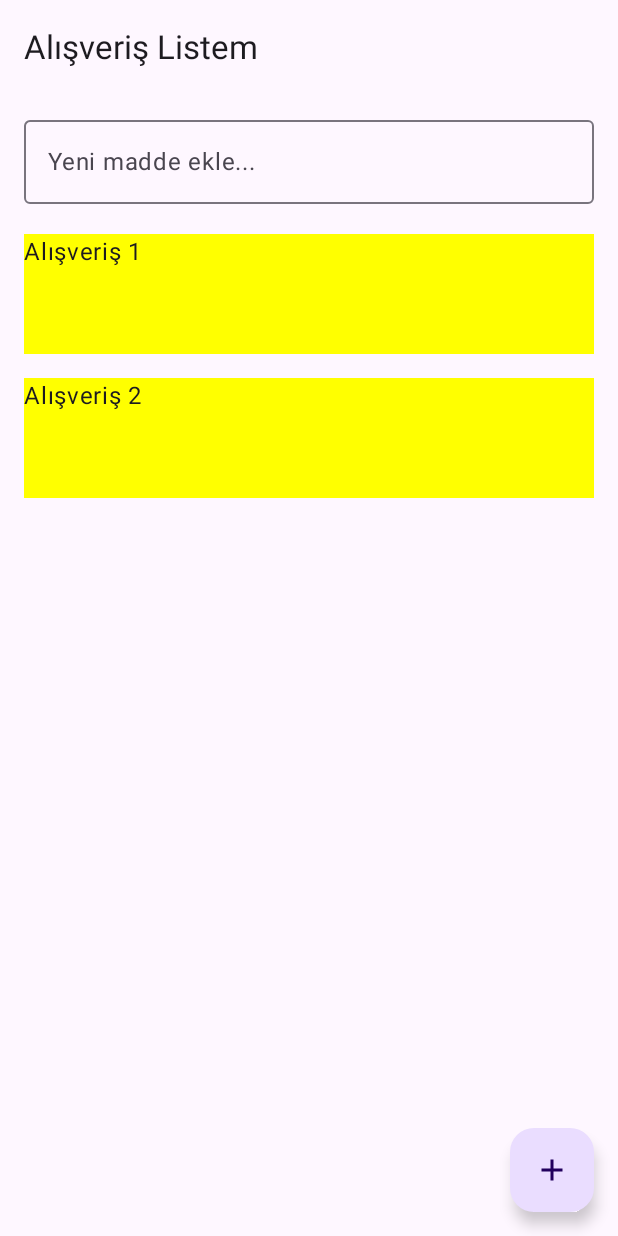
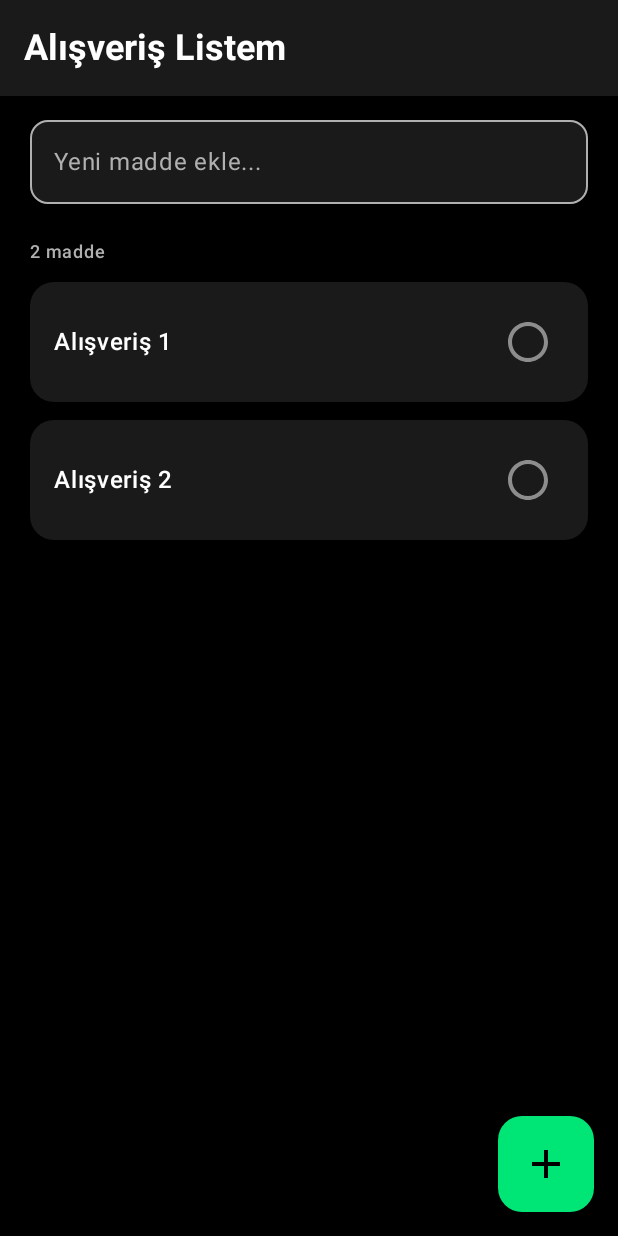
Before and after one commit to bymaskeli53/ShopList, an Android app built with Jetpack Compose: the screen it shows after launch (MainActivity), after a tap on "Alışveriş 1", on a phone screen of 412 x 824 dp. Run offline under Robolectric (Android 15) with nearby library versions, the phone set to English and light mode, and no system bars; our stand-ins replace Compose Multiplatform resources; libraries missing offline, so code that uses them is left out: shoplist.composeapp.generated.

Commit message:
refactor: Redesign Shopping List UI and add dependencies
This commit introduces a complete visual overhaul of the shopping list screen for a more modern, high-contrast look and feel. It also adds necessary dependencies for lifecycle and navigation.

### UI Changes:
- **High-Contrast Theme:** Implemented a new color scheme with a black background, dark gray surfaces, bright green accents, and white text for improved readability.
- **`ShopListScreen.kt`:**
    - The `TopAppBar` and `FloatingActionButton` are restyled to match the new theme.
    - The `OutlinedTextField` for adding new items has been updated with improved styling, including rounded corners and theme-consistent colors.
    - An item count is now displayed above the list.
    - Padding and spacing have been adjusted for a cleaner layout.
- **`ItemRow.kt`:**
    - Replaced the basic `Row` with a `Card`-based design for each item, featuring rounded corners and elevation.
    - The `Checkbox` is replaced with a custom `Icon` (`CheckCircle` / `Circle`) for a more polished look.
    - Text now has a line-through decoration when an item is marked as "bought".
    - Touch targets for interactive elements have been increased to meet accessibility standards.

### Dependency Changes:
- **`gradle/libs.versions.toml`:**
    - Added versions for `navigation-compose`, `lifecycle-runtime`, and `lifecycle-compose`.
    - Added new library definitions for `navigation-compose`, `lifecycle-viewmodel-compose`, and `lifecycle-runtime-compose`.
- **`composeApp/build.gradle.kts`:**
    - Implemented the new lifecycle and navigation compose dependencies in the `commonMain` source set.

```diff
--- a/composeApp/build.gradle.kts
+++ b/composeApp/build.gradle.kts
@@ -47,6 +47,11 @@ kotlin {
             implementation(libs.androidx.lifecycle.viewmodelCompose)
             implementation(libs.androidx.lifecycle.runtimeCompose)
             implementation("org.jetbrains.compose.material:material-icons-extended:1.7.3")
+            implementation(libs.lifecycle.viewmodel.compose)
+            implementation(libs.androidx.lifecycle.runtime)
+            implementation(libs.lifecycle.runtime.compose)
+            implementation(libs.navigation.compose)
+
 
         }
         commonTest.dependencies {
--- a/composeApp/src/commonMain/kotlin/com/gundogar/shoplist/ItemRow.kt
+++ b/composeApp/src/commonMain/kotlin/com/gundogar/shoplist/ItemRow.kt
@@ -1,32 +1,94 @@
 package com.gundogar.shoplist
 
-import androidx.compose.foundation.background
 import androidx.compose.foundation.clickable
 import androidx.compose.foundation.layout.*
-import androidx.compose.material3.Checkbox
+import androidx.compose.foundation.shape.RoundedCornerShape
+import androidx.compose.material.icons.Icons
+import androidx.compose.material.icons.filled.CheckCircle
+import androidx.compose.material.icons.outlined.Circle
+import androidx.compose.material3.Card
+import androidx.compose.material3.CardDefaults
+import androidx.compose.material3.Icon
 import androidx.compose.material3.MaterialTheme
 import androidx.compose.material3.Text
-
 import androidx.compose.runtime.Composable
+import androidx.compose.ui.Alignment
 import androidx.compose.ui.Modifier
+import androidx.compose.ui.draw.alpha
 import androidx.compose.ui.graphics.Color
+import androidx.compose.ui.text.font.FontWeight
+import androidx.compose.ui.text.style.TextDecoration
 import androidx.compose.ui.unit.dp
 
 
 @Composable
-fun ItemRow(item: ShoppingItem, onToggle: (ShoppingItem) -> Unit) {
-    Row(
+fun ItemRow(
+    item: ShoppingItem,
+    onToggle: (ShoppingItem) -> Unit,
+    backgroundColor: Color,
+    textColor: Color,
+    accentColor: Color
+) {
+    Card(
         modifier = Modifier
             .fillMaxWidth()
-            .padding(vertical = 8.dp),
-        horizontalArrangement = Arrangement.Start
+            .heightIn(min = 72.dp) // Minimum touch target
+            .clickable { onToggle(item) },
+        shape = RoundedCornerShape(16.dp),
+        colors = CardDefaults.cardColors(
+            containerColor = backgroundColor
+        ),
+        elevation = CardDefaults.cardElevation(
+            defaultElevation = 2.dp,
+            pressedElevation = 8.dp
+        )
     ) {
-        Column(modifier = Modifier.weight(1f).height(80.dp).clickable { onToggle(item) }.background(color = Color.Yellow)) {
-            Text(text = item.title, style = MaterialTheme.typography.bodyLarge)
-            if (item.amount.isNotBlank()) {
-                Text(text = item.amount, style = MaterialTheme.typography.labelSmall)
+        Row(
+            modifier = Modifier
+                .fillMaxWidth()
+                .padding(16.dp),
+            horizontalArrangement = Arrangement.SpaceBetween,
+            verticalAlignment = Alignment.CenterVertically
+        ) {
+            // Item content
+            Column(
+                modifier = Modifier
+                    .weight(1f)
+                    .padding(end = 16.dp)
+                    .alpha(if (item.bought) 0.5f else 1f)
+            ) {
+                Text(
+                    text = item.title,
+                    style = MaterialTheme.typography.bodyLarge,
+                    fontWeight = FontWeight.Medium,
+                    color = textColor,
+                    textDecoration = if (item.bought) TextDecoration.LineThrough else null
+                )
+
+                if (item.amount.isNotBlank()) {
+                    Spacer(modifier = Modifier.height(4.dp))
+                    Text(
+                        text = item.amount,
+                        style = MaterialTheme.typography.bodyMedium,
+                        color = textColor.copy(alpha = 0.7f),
+                        textDecoration = if (item.bought) TextDecoration.LineThrough else null
+                    )
+                }
+            }
+
+            // Checkbox icon with minimum touch target
+            Box(
+                modifier = Modifier
+                    .size(48.dp), // Minimum 48dp touch target
+                contentAlignment = Alignment.Center
+            ) {
+                Icon(
+                    imageVector = if (item.bought) Icons.Filled.CheckCircle else Icons.Outlined.Circle,
+                    contentDescription = if (item.bought) "Marked as bought" else "Not bought",
+                    tint = if (item.bought) accentColor else textColor.copy(alpha = 0.5f),
+                    modifier = Modifier.size(32.dp)
+                )
             }
         }
-// overflow menu / edit icon eklenebilir
     }
 }
--- a/composeApp/src/commonMain/kotlin/com/gundogar/shoplist/ShopListScreen.kt
+++ b/composeApp/src/commonMain/kotlin/com/gundogar/shoplist/ShopListScreen.kt
@@ -1,20 +1,17 @@
 package com.gundogar.shoplist
 
+import androidx.compose.foundation.background
 import androidx.compose.foundation.layout.*
 import androidx.compose.foundation.lazy.LazyColumn
 import androidx.compose.foundation.lazy.items
+import androidx.compose.foundation.shape.RoundedCornerShape
 import androidx.compose.material.icons.Icons
 import androidx.compose.material.icons.filled.Add
-
-import androidx.compose.material3.ExperimentalMaterial3Api
-import androidx.compose.material3.FloatingActionButton
-import androidx.compose.material3.Icon
-import androidx.compose.material3.OutlinedTextField
-import androidx.compose.material3.Scaffold
-import androidx.compose.material3.Text
-import androidx.compose.material3.TopAppBar
+import androidx.compose.material3.*
 import androidx.compose.runtime.*
 import androidx.compose.ui.Modifier
+import androidx.compose.ui.graphics.Color
+import androidx.compose.ui.text.font.FontWeight
 import androidx.compose.ui.unit.dp
 
 
@@ -28,35 +25,114 @@ fun ShoppingListScreen(
 ) {
     var newText by remember { mutableStateOf("") }
 
-
+    // High-contrast color scheme
+    val backgroundColor = Color(0xFF000000) // Pure black
+    val surfaceColor = Color(0xFF1A1A1A) // Dark gray
+    val accentColor = Color(0xFF00E676) // Bright green
+    val textPrimary = Color(0xFFFFFFFF) // White text
+    val textSecondary = Color(0xFFB0B0B0) // Light gray text
 
     Scaffold(
         topBar = {
-            TopAppBar(title = { Text("Alışveriş Listem") })
+            TopAppBar(
+                title = {
+                    Text(
+                        "Alışveriş Listem",
+                        style = MaterialTheme.typography.headlineSmall,
+                        fontWeight = FontWeight.Bold,
+                        color = textPrimary
+                    )
+                },
+                colors = TopAppBarDefaults.topAppBarColors(
+                    containerColor = surfaceColor,
+                    titleContentColor = textPrimary
+                )
+            )
         },
         floatingActionButton = {
-            FloatingActionButton(onClick = { if (newText.isNotBlank()) { onAddItem(newText); newText = "" } }) {
-               Icon(Icons.Default.Add, contentDescription = "Add")
-               // Text("")
-
+            FloatingActionButton(
+                onClick = {
+                    if (newText.isNotBlank()) {
+                        onAddItem(newText)
+                        newText = ""
+                    }
+                },
+                containerColor = accentColor,
+                contentColor = Color.Black,
+                modifier = Modifier.size(64.dp) // Minimum 48dp touch target
+            ) {
+                Icon(
+                    Icons.Default.Add,
+                    contentDescription = "Add item",
+                    modifier = Modifier.size(32.dp)
+                )
             }
-        }
+        },
+        containerColor = backgroundColor
     ) { padding ->
-        Column(modifier = modifier.padding(padding).fillMaxSize().padding(16.dp)) {
+        Column(
+            modifier = modifier
+                .padding(padding)
+                .fillMaxSize()
+                .background(backgroundColor)
+                .padding(horizontal = 20.dp, vertical = 16.dp)
+        ) {
+            // Input field with improved styling
             OutlinedTextField(
                 value = newText,
                 onValueChange = { newText = it },
-                placeholder = { Text("Yeni madde ekle...") },
-                modifier = Modifier.fillMaxWidth()
+                placeholder = {
+                    Text(
+                        "Yeni madde ekle...",
+                        color = textSecondary
+                    )
+                },
+                modifier = Modifier
+                    .fillMaxWidth()
+                    .heightIn(min = 56.dp), // Minimum touch target height
+                colors = OutlinedTextFieldDefaults.colors(
+                    focusedTextColor = textPrimary,
+                    unfocusedTextColor = textPrimary,
+                    focusedBorderColor = accentColor,
+                    unfocusedBorderColor = textSecondary,
+                    cursorColor = accentColor,
+                    focusedContainerColor = surfaceColor,
+                    unfocusedContainerColor = surfaceColor
+                ),
+                shape = RoundedCornerShape(12.dp),
+                textStyle = MaterialTheme.typography.bodyLarge
             )
 
+            Spacer(modifier = Modifier.height(24.dp))
 
-            Spacer(modifier = Modifier.height(12.dp))
+            // Item count indicator
+            if (items.isNotEmpty()) {
+                Text(
+                    text = "${items.size} madde",
+                    style = MaterialTheme.typography.labelMedium,
+                    color = textSecondary,
+                    modifier = Modifier.padding(bottom = 12.dp)
+                )
+            }
 
+            // Shopping list
+            LazyColumn(
+                modifier = Modifier.fillMaxSize(),
+                verticalArrangement = Arrangement.spacedBy(12.dp)
+            ) {
+                items(items) { item ->
+                    ItemRow(
+                        item = item,
+                        onToggle = { onToggleBought(it) },
+                        backgroundColor = surfaceColor,
+                        textColor = textPrimary,
+                        accentColor = accentColor
+                    )
+                }
 
-            LazyColumn(modifier = Modifier.fillMaxSize()) {
-                items(items) { item ->
-                    ItemRow(item = item, onToggle = { onToggleBought(it) })
+                // Bottom padding for FAB
+                item {
+                    Spacer(modifier = Modifier.height(80.dp))
                 }
             }
         }
--- a/gradle/libs.versions.toml
+++ b/gradle/libs.versions.toml
@@ -14,6 +14,10 @@ composeMultiplatform = "1.8.2"
 junit = "4.13.2"
 kotlin = "2.2.0"
 kotlinx-coroutines = "1.10.2"
+navigationCompose = "2.9.0-beta05"
+lifecycleRuntime = "2.8.4"
+lifecycleCompose = "2.8.0"
+
 
 [libraries]
 kotlin-test = { module = "org.jetbrains.kotlin:kotlin-test", version.ref = "kotlin" }
@@ -27,6 +31,11 @@ androidx-activity-compose = { module = "androidx.activity:activity-compose", ver
 androidx-lifecycle-viewmodelCompose = { module = "org.jetbrains.androidx.lifecycle:lifecycle-viewmodel-compose", version.ref = "androidx-lifecycle" }
 androidx-lifecycle-runtimeCompose = { module = "org.jetbrains.androidx.lifecycle:lifecycle-runtime-compose", version.ref = "androidx-lifecycle" }
 kotlinx-coroutinesSwing = { module = "org.jetbrains.kotlinx:kotlinx-coroutines-swing", version.ref = "kotlinx-coroutines" }
+lifecycle-viewmodel-compose = { module = "org.jetbrains.androidx.lifecycle:lifecycle-viewmodel-compose", version.ref = "lifecycleCompose" }
+lifecycle-runtime-compose = { module = "org.jetbrains.androidx.lifecycle:lifecycle-runtime-compose", version.ref = "lifecycleCompose" }
+androidx-lifecycle-runtime = { module = "androidx.lifecycle:lifecycle-runtime", version.ref = "lifecycleRuntime" }
+
+navigation-compose = { module = "org.jetbrains.androidx.navigation:navigation-compose", version.ref = "navigationCompose" }
 
 [plugins]
 androidApplication = { id = "com.android.application", version.ref = "agp" }
```
